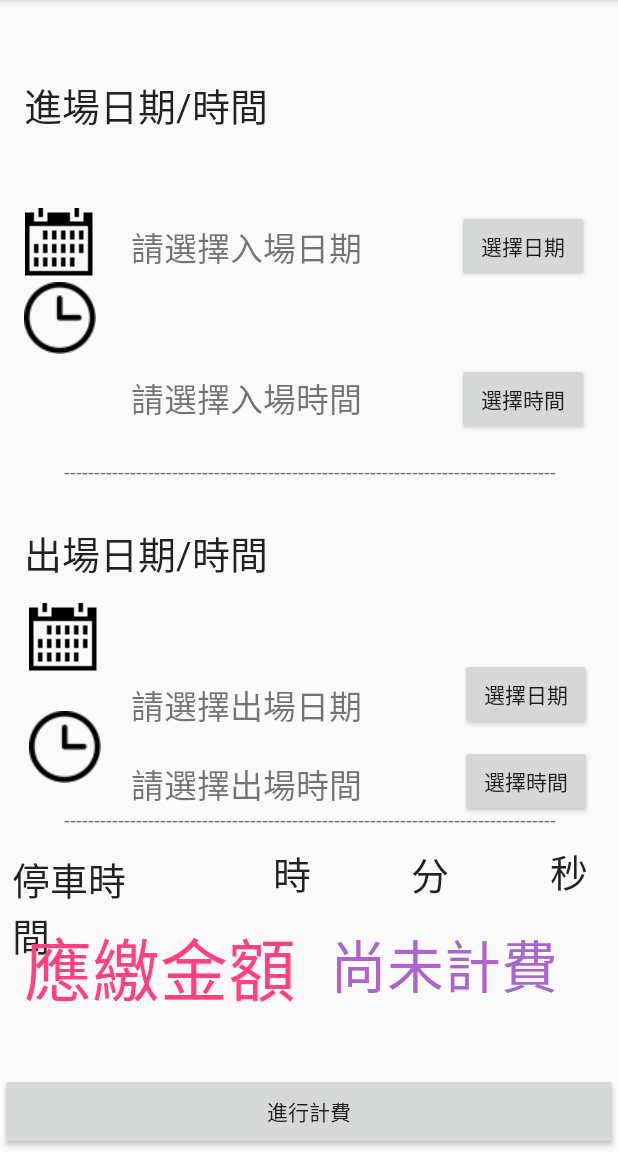
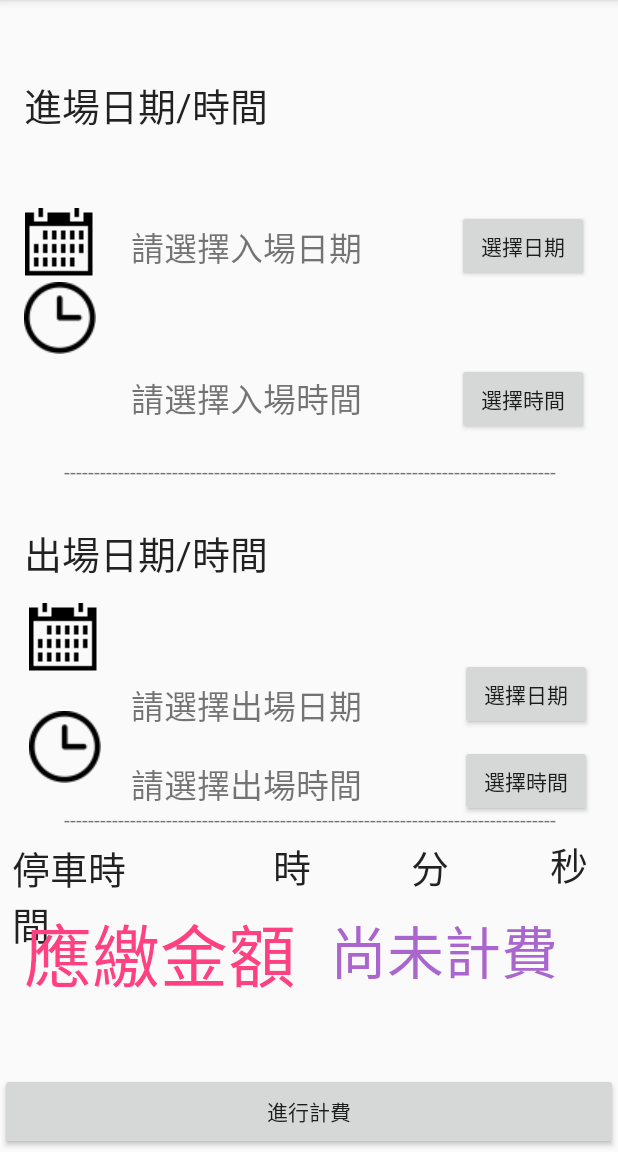
Before and after one commit to propcgrogrammer/-App, an Android app: the screen it shows after launch (MainActivity), on a phone screen of 412 x 824 dp, the part 84-1236 px from its top. Run offline under Robolectric (Android 15) with nearby library versions, the phone set to English and light mode, and no system bars.

Commit message:
湯泉美地社區停車計費App，第三次Commit 調整版面「備註」位置

```diff
--- a/app/src/main/res/layout/activity_main.xml
+++ b/app/src/main/res/layout/activity_main.xml
@@ -165,7 +165,6 @@
         android:layout_width="100dp"
         android:layout_height="wrap_content"
         android:layout_marginStart="8dp"
-        android:layout_marginTop="7dp"
         android:layout_weight="1"
         android:text="停車時間"
         android:textAppearance="@style/TextAppearance.AppCompat.Body1"
@@ -324,7 +323,7 @@
         android:id="@+id/memo_txt"
         android:layout_width="match_parent"
         android:layout_height="wrap_content"
-        android:layout_marginBottom="38dp"
+        android:layout_marginBottom="47dp"
         android:layout_marginTop="10dp"
         android:text=""
         android:textColor="@android:color/holo_red_dark"
```
